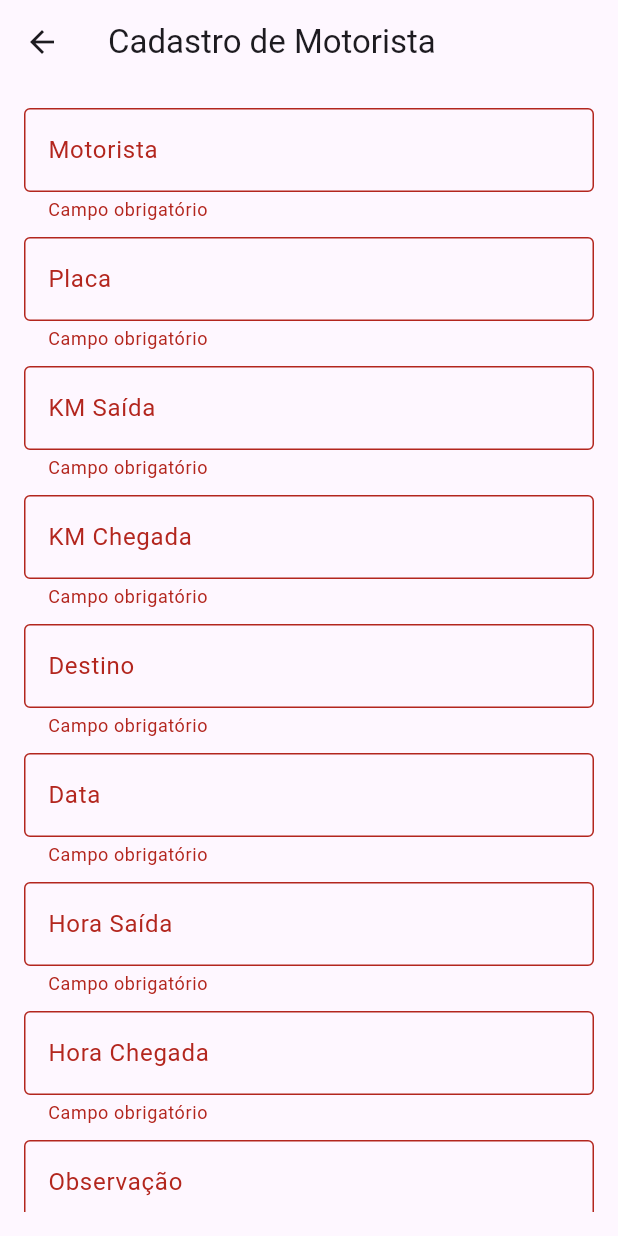
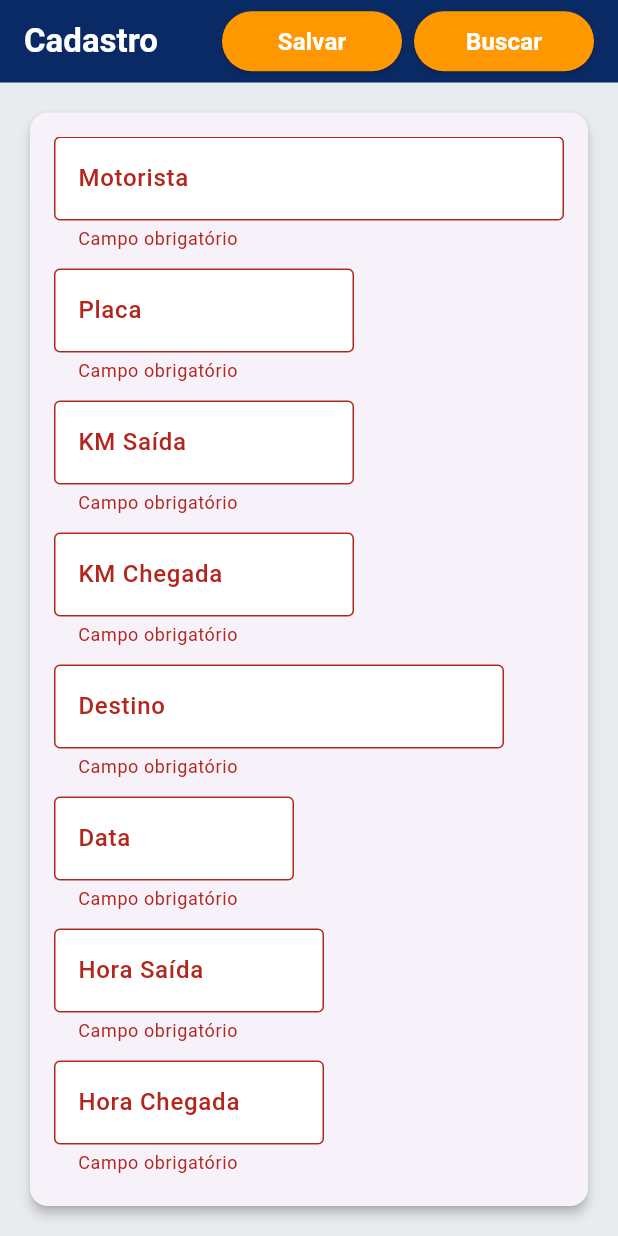
Before and after one commit to menezesledilson/app_driver, a Flutter app: the CadastroUsuarioPage screen opened directly, after a tap on "Salvar", on a phone screen of 412 x 824 dp. Run offline on Flutter 3.47's test engine with Material 3 defaults, Android fonts, the phone set to English and light mode, and no system bars; our stand-ins replace mask_text_input_formatter.

Commit message:
cores novas na tela

```diff
--- a/Motorista/frontend/driverapp/lib/models/usuario.dart
+++ b/Motorista/frontend/driverapp/lib/models/usuario.dart
@@ -5,7 +5,7 @@ class Usuario {
   final String kmSaida;
   final String kmChegada;
   final String destino;
-  final String data;
+  final String data; // yyyy-MM-dd
   final String horaSaida;
   final String horaChegada;
   final String obs;
--- a/Motorista/frontend/driverapp/lib/pages/cadastro_page.dart
+++ b/Motorista/frontend/driverapp/lib/pages/cadastro_page.dart
@@ -1,6 +1,11 @@
 import 'package:flutter/material.dart';
+import 'package:flutter/services.dart';
+import 'package:mask_text_input_formatter/mask_text_input_formatter.dart';
+
 import '../models/usuario.dart';
 import '../services/usuario_service.dart';
+import '../style/style.dart';
+import '../pages/busca_por_data.dart';
 
 class CadastroUsuarioPage extends StatefulWidget {
   const CadastroUsuarioPage({super.key});
@@ -12,6 +17,16 @@ class CadastroUsuarioPage extends StatefulWidget {
 class _CadastroUsuarioPageState extends State<CadastroUsuarioPage> {
   final _formKey = GlobalKey<FormState>();
   final service = UsuarioService();
+
+  final dataMask = MaskTextInputFormatter(
+    mask: '##/##/####',
+    filter: {"#": RegExp(r'[0-9]')},
+  );
+
+  final horaMask = MaskTextInputFormatter(
+    mask: '##:##',
+    filter: {"#": RegExp(r'[0-9]')},
+  );
 
   final motorista = TextEditingController();
   final placa = TextEditingController();
@@ -25,6 +40,15 @@ class _CadastroUsuarioPageState extends State<CadastroUsuarioPage> {
 
   bool loading = false;
 
+  /// 🔹 Converte dd/MM/yyyy → yyyy-MM-dd
+  String converterParaIso(String dataBr) {
+    final partes = dataBr.split('/');
+    if (partes.length != 3) {
+      throw Exception("Data inválida");
+    }
+    return "${partes[2]}-${partes[1]}-${partes[0]}";
+  }
+
   void salvar() async {
     if (!_formKey.currentState!.validate()) return;
 
@@ -37,7 +61,7 @@ class _CadastroUsuarioPageState extends State<CadastroUsuarioPage> {
         kmSaida: kmSaida.text,
         kmChegada: kmChegada.text,
         destino: destino.text,
-        data: data.text,
+        data: converterParaIso(data.text), // ✅ AQUI
         horaSaida: horaSaida.text,
         horaChegada: horaChegada.text,
         obs: obs.text,
@@ -46,14 +70,24 @@ class _CadastroUsuarioPageState extends State<CadastroUsuarioPage> {
       await service.salvarUsuario(u);
 
       ScaffoldMessenger.of(context).showSnackBar(
-        const SnackBar(content: Text("Usuário cadastrado com sucesso!")),
+        const SnackBar(content: Text("Registro salvo com sucesso!")),
       );
 
-      Navigator.pop(context);
+      motorista.clear();
+      placa.clear();
+      kmSaida.clear();
+      kmChegada.clear();
+      destino.clear();
+      data.clear();
+      horaSaida.clear();
+      horaChegada.clear();
+      obs.clear();
+
+      FocusScope.of(context).requestFocus(FocusNode());
     } catch (e) {
-      ScaffoldMessenger.of(
-        context,
-      ).showSnackBar(SnackBar(content: Text("Erro: $e")));
+      ScaffoldMessenger.of(context).showSnackBar(
+        SnackBar(content: Text("Erro: $e")),
+      );
     }
 
     setState(() => loading = false);
@@ -62,50 +96,128 @@ class _CadastroUsuarioPageState extends State<CadastroUsuarioPage> {
   @override
   Widget build(BuildContext context) {
     return Scaffold(
-      appBar: AppBar(title: const Text("Cadastro de Motorista")),
+      backgroundColor: AppStyle.backgroundGrey,
+
+      appBar: PreferredSize(
+        preferredSize: const Size.fromHeight(55),
+        child: AppBar(
+          backgroundColor: AppStyle.primaryBlue,
+          title: const Text(
+            "Cadastro",
+            style: TextStyle(fontWeight: FontWeight.bold, color: Colors.white),
+          ),
+          centerTitle: false,
+          actions: [
+            Padding(
+              padding: const EdgeInsets.only(right: 8),
+              child: ElevatedButton(
+                onPressed: loading ? null : salvar,
+                style: ElevatedButton.styleFrom(
+                  backgroundColor: Colors.orange,
+                  foregroundColor: Colors.white,
+                  minimumSize: const Size(120, 40),
+                ),
+                child: Text(
+                  loading ? "Salvando..." : "Salvar",
+                  style: const TextStyle(fontSize: 16, fontWeight: FontWeight.bold),
+                ),
+              ),
+            ),
+            Padding(
+              padding: const EdgeInsets.only(right: 16),
+              child: ElevatedButton(
+                onPressed: () {
+                  Navigator.push(
+                    context,
+                    MaterialPageRoute(
+                      builder: (context) => const BuscarUsuarioPage(),
+                    ),
+                  );
+                },
+                style: ElevatedButton.styleFrom(
+                  backgroundColor: Colors.orange,
+                  foregroundColor: Colors.white,
+                  minimumSize: const Size(120, 40),
+                ),
+                child: const Text(
+                  "Buscar",
+                  style: TextStyle(fontSize: 16, fontWeight: FontWeight.bold),
+                ),
+              ),
+            ),
+          ],
+        ),
+      ),
+
       body: Padding(
+        padding: const EdgeInsets.all(16),
+        child: Center(
+          child: ConstrainedBox(
+            constraints: const BoxConstraints(maxWidth: 1100),
+            child: Card(
+              elevation: 3,
+              child: Padding(
                 padding: const EdgeInsets.all(16),
                 child: Form(
                   key: _formKey,
-          child: ListView(
+                  child: SingleChildScrollView(
+                    child: Wrap(
+                      spacing: 20,
+                      runSpacing: 12,
                       children: [
-              campo("Motorista", motorista),
-              campo("Placa", placa),
-              campo("KM Saída", kmSaida),
-              campo("KM Chegada", kmChegada),
-              campo("Destino", destino),
-              campo("Data", data),
-              campo("Hora Saída", horaSaida),
-              campo("Hora Chegada", horaChegada),
-              campo("Observação", obs),
-
-              const SizedBox(height: 20),
-
-              ElevatedButton(
-                onPressed: loading ? null : salvar,
-                child: loading
-                    ? const CircularProgressIndicator()
-                    : const Text("Salvar"),
+                        SizedBox(width: 400, child: campo("Motorista", motorista)),
+                        SizedBox(width: 200, child: campo("Placa", placa)),
+                        SizedBox(width: 200, child: campo("KM Saída", kmSaida)),
+                        SizedBox(width: 200, child: campo("KM Chegada", kmChegada)),
+                        SizedBox(width: 300, child: campo("Destino", destino)),
+                        SizedBox(
+                          width: 160,
+                          child: campo("Data", data, mask: [dataMask]),
+                        ),
+                        SizedBox(
+                          width: 180,
+                          child: campo("Hora Saída", horaSaida, mask: [horaMask]),
+                        ),
+                        SizedBox(
+                          width: 180,
+                          child: campo("Hora Chegada", horaChegada, mask: [horaMask]),
+                        ),
+                        SizedBox(
+                          width: 500,
+                          child: campo("Observação", obs, max: 3),
                         ),
                       ],
+                    ),
+                  ),
+                ),
+              ),
+            ),
           ),
         ),
       ),
     );
   }
 
-  Widget campo(String label, TextEditingController controller) {
-    return Padding(
-      padding: const EdgeInsets.only(bottom: 10),
-      child: TextFormField(
+  Widget campo(
+    String label,
+    TextEditingController controller, {
+    int max = 1,
+    List<TextInputFormatter>? mask,
+  }) {
+    return TextFormField(
       controller: controller,
-        decoration: InputDecoration(
+      maxLines: max,
+      inputFormatters: mask,
+      decoration: const InputDecoration(
+        border: OutlineInputBorder(),
+        filled: true,
+        fillColor: Colors.white,
+      ).copyWith(
         labelText: label,
-          border: const OutlineInputBorder(),
+        labelStyle: const TextStyle(fontWeight: FontWeight.w500),
       ),
       validator: (value) =>
           value == null || value.isEmpty ? "Campo obrigatório" : null,
-      ),
     );
   }
 }
--- /dev/null
+++ b/Motorista/frontend/driverapp/lib/style/style.dart
@@ -0,0 +1,40 @@
+import 'package:flutter/material.dart';
+
+class AppStyle {
+  /// 🔵 Azul ERP padrão
+  static const Color primaryBlue = Color(0xFF0A2A66);
+
+  /// 🔷 Azul botão (igual login)
+  static Color buttonBlue = Colors.blue.shade900;
+
+  /// ⚪ Fundo padrão ERP
+  static const Color backgroundGrey = Color(0xFFE9ECEF);
+
+  /// 🖤 Texto principal
+  //static const Color textDark = Colors.black87;
+
+  static const Color textDark = Colors.white;
+
+
+  //static const Color backgroundGrey = Color(0xFFF3F4F6);
+
+
+  /// ❌ Erros
+  static const Color error = Colors.red;
+
+  /// 🎨 Estilo padrão para botões ERP
+  static ButtonStyle primaryButton = ElevatedButton.styleFrom(
+    backgroundColor: Colors.blue.shade900,
+    foregroundColor: Colors.white,
+    minimumSize: const Size(double.infinity, 45),
+  );
+
+  /// 🎨 AppBar padrão ERP
+  static AppBar appBar(String title) {
+    return AppBar(
+      title: Text(title),
+      backgroundColor: Colors.blue.shade900,
+      centerTitle: true,
+    );
+  }
+}
```
Also changed, not shown: Motorista/frontend/driverapp/lib/main.dart (+5 -30 lines), Motorista/frontend/driverapp/lib/pages/busca_por_data.dart (added, +223 -0 lines), Motorista/frontend/driverapp/lib/pages/login.dart (added, +123 -0 lines), Motorista/frontend/driverapp/lib/services/usuario_service.dart (+33 -1 lines), Motorista/frontend/driverapp/pubspec.yaml (+8 -65 lines), Motorista/frontend/driverapp/pubspec.lock, 9 other files. Lines whose indentation alone changed are shown as unchanged.
